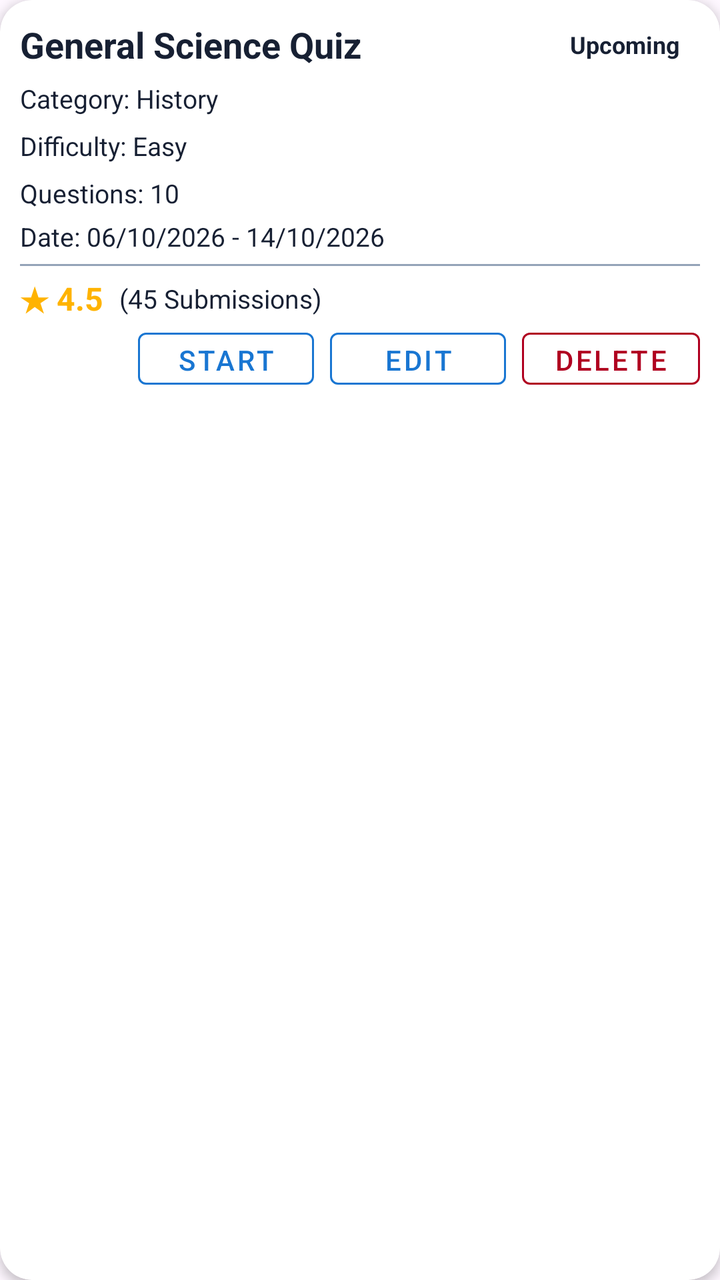
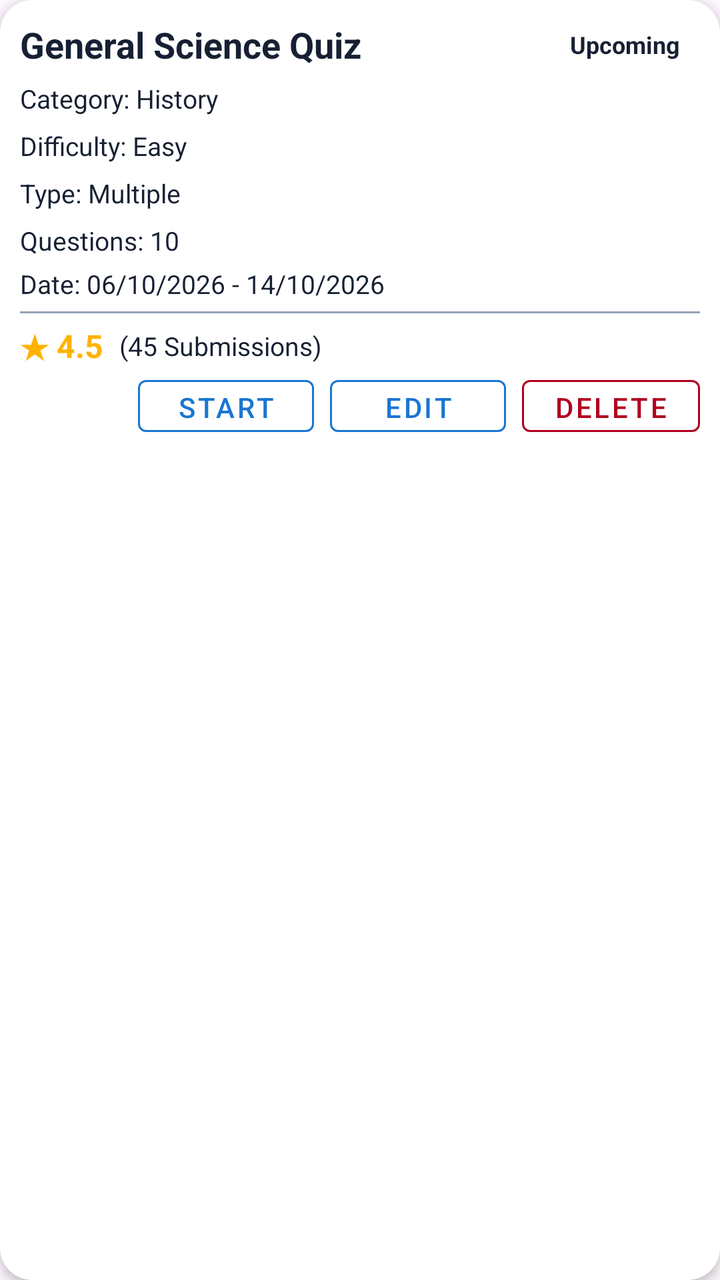

The first picture is an Android layout as it rendered before a commit; the second is the same layout after the commit. The layout source and the unified diff follow.
<!-- AndroidManifest.xml: application theme Theme.ISCG7424Assessment2QuizApp -->
<!-- res/layout/item_quiz_card.xml -->
<?xml version="1.0" encoding="utf-8"?>
<androidx.cardview.widget.CardView
    xmlns:android="http://schemas.android.com/apk/res/android"
    xmlns:app="http://schemas.android.com/apk/res-auto"
    android:layout_width="match_parent"
    android:layout_height="wrap_content"
    android:layout_marginHorizontal="16dp"
    android:layout_marginVertical="8dp"
    app:cardCornerRadius="16dp"
    app:cardElevation="3dp">

    <LinearLayout
        android:layout_width="match_parent"
        android:layout_height="wrap_content"
        android:orientation="vertical"
        android:padding="10dp">

        
        <RelativeLayout
            android:layout_width="match_parent"
            android:layout_height="wrap_content">

            <TextView
                android:id="@+id/tvStatusBadge"
                android:layout_width="wrap_content"
                android:layout_height="wrap_content"
                android:layout_alignParentEnd="true"
                android:paddingHorizontal="10dp"
                android:paddingVertical="4dp"
                android:text="Upcoming"
                android:textColor="@color/quiz_app_text_primary"
                android:textSize="12sp"
                android:textStyle="bold" />
            <TextView
                android:id="@+id/tvQuizTitle"
                android:layout_width="wrap_content"
                android:layout_height="wrap_content"
                android:layout_toStartOf="@id/tvStatusBadge"
                android:layout_alignParentStart="true"
                android:text="General Science Quiz"
                android:textColor= "@color/quiz_app_text_primary"
                android:textSize="18sp"
                android:textStyle="bold" />
        </RelativeLayout>

        
        <TextView
            android:id="@+id/tvQuizCategory"
            android:layout_width="wrap_content"
            android:layout_height="wrap_content"
            android:layout_marginTop="6dp"
            android:text="Category: History"
            android:textColor="@color/quiz_app_text_primary"
            android:textSize="13sp" />

        <TextView
            android:id="@+id/tvQuizDifficulty"
            android:layout_width="wrap_content"
            android:layout_height="wrap_content"
            android:layout_marginTop="6dp"
            android:text="Difficulty: Easy"
            android:textColor="@color/quiz_app_text_primary"
            android:textSize="13sp" />

        <TextView
            android:id="@+id/tvQuizQuestions"
            android:layout_width="wrap_content"
            android:layout_height="wrap_content"
            android:layout_marginTop="6dp"
            android:text="Questions: 10"
            android:textColor="@color/quiz_app_text_primary"
            android:textSize="13sp" />

        <TextView
            android:id="@+id/tvQuizDateRange"
            android:layout_width="wrap_content"
            android:layout_height="wrap_content"
            android:layout_marginTop="4dp"
            android:text="Date: 06/10/2026 - 14/10/2026"
            android:textColor="@color/quiz_app_text_primary"
            android:textSize="13sp" />

        <View
            android:layout_width="match_parent"
            android:layout_height="1dp"
            android:layout_marginVertical="5dp"
            android:background="@color/quiz_app_text_tertiary" />

        
        <LinearLayout
            android:layout_width="match_parent"
            android:layout_height="wrap_content"
            android:gravity="center_vertical"
            android:orientation="horizontal">

            <TextView
                android:id="@+id/tvRatingScore"
                android:layout_width="wrap_content"
                android:layout_height="wrap_content"
                android:text="★ 4.5"
                android:textColor="@color/quiz_app_star"
                android:textSize="16sp"
                android:textStyle="bold" />

            <TextView
                android:id="@+id/tvSubmissionCount"
                android:layout_width="wrap_content"
                android:layout_height="wrap_content"
                android:layout_marginStart="8dp"
                android:text="(45 Submissions)"
                android:textColor="@color/quiz_app_text_primary"
                android:textSize="13sp" />
        </LinearLayout>

        
        <LinearLayout
            android:layout_width="match_parent"
            android:layout_height="wrap_content"
            android:gravity="end"
            android:orientation="horizontal">

            <Button
                android:id="@+id/btnStartQuiz"
                style="@style/Widget.MaterialComponents.Button.OutlinedButton"
                android:layout_width="wrap_content"
                android:layout_height="38dp"
                android:layout_marginEnd="8dp"
                android:text="Start"
                android:textColor="@color/quiz_app_primary"
                app:strokeColor="@color/quiz_app_primary" />

            <Button
                android:id="@+id/btnEditQuiz"
                style="@style/Widget.MaterialComponents.Button.OutlinedButton"
                android:layout_width="wrap_content"
                android:layout_height="38dp"
                android:layout_marginEnd="8dp"
                android:text="Edit"
                android:textColor="@color/quiz_app_primary"
                app:strokeColor="@color/quiz_app_primary" />

            <Button
                android:id="@+id/btnDeleteQuiz"
                style="@style/Widget.MaterialComponents.Button.OutlinedButton"
                android:layout_width="wrap_content"
                android:layout_height="38dp"
                android:text="Delete"
                android:textColor="@color/quiz_app_error"
                app:strokeColor="@color/quiz_app_error" />
        </LinearLayout>
    </LinearLayout>
</androidx.cardview.widget.CardView>
<!-- resources referenced by this layout -->
<resources>
  <color name="quiz_app_error">#B00020</color>
  <color name="quiz_app_primary">#1976D2</color>
  <color name="quiz_app_star">#FFB300</color>
  <color name="quiz_app_text_primary">#172033</color>
  <color name="quiz_app_text_tertiary">#94A3B8</color>
  <style name="Theme.ISCG7424Assessment2QuizApp" parent="Base.Theme.ISCG7424Assessment2QuizApp" />
  <style name="Base.Theme.ISCG7424Assessment2QuizApp" parent="Theme.Material3.DayNight.NoActionBar">
          
          
      </style>
</resources>

<!-- the commit's change to res/layout/item_quiz_card.xml (unified diff, before → after) -->
@@ -59,6 +59,15 @@
             android:layout_height="wrap_content"
             android:layout_marginTop="6dp"
             android:text="Difficulty: Easy"
+            android:textColor="@color/quiz_app_text_primary"
+            android:textSize="13sp" />
+
+        <TextView
+            android:id="@+id/tvQuizType"
+            android:layout_width="wrap_content"
+            android:layout_height="wrap_content"
+            android:layout_marginTop="6dp"
+            android:text="Type: Multiple"
             android:textColor="@color/quiz_app_text_primary"
             android:textSize="13sp" />
 
